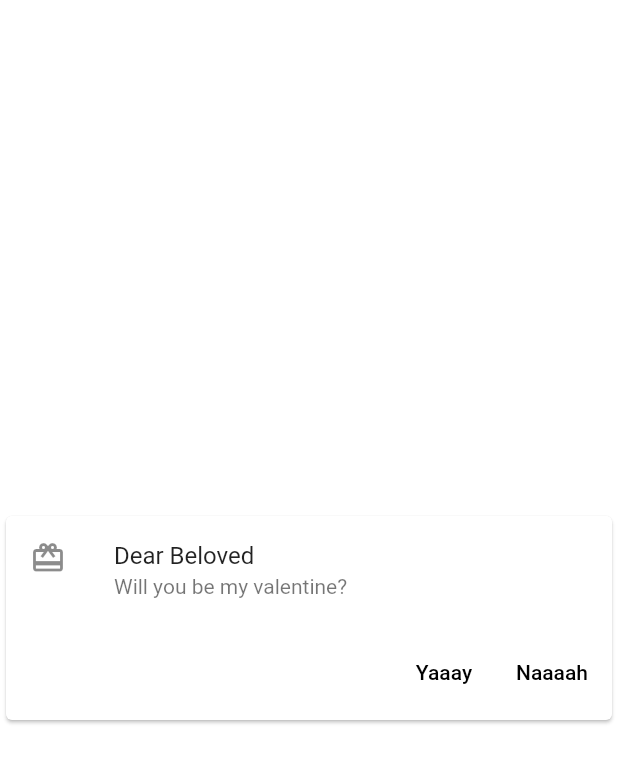
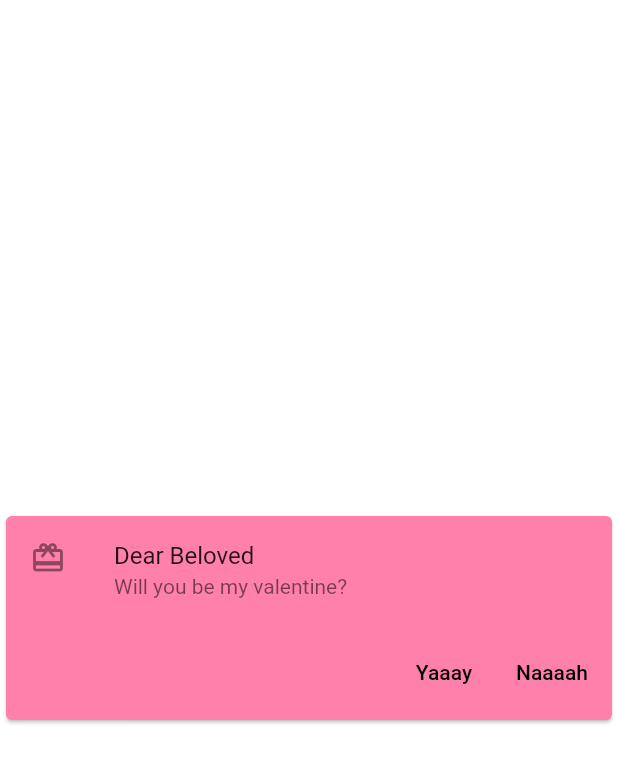
Before and after one commit to JosephineAkello/valentine_card, a Flutter app: the screen it shows after launch, on a phone screen of 412 x 824 dp. Shown: the top 763 px of the screen. Run offline on Flutter 3.47's test engine with Material 2 defaults, Android fonts, the phone set to English and light mode, and no system bars.

Commit message:
add color property to card

```diff
--- a/lib/main.dart
+++ b/lib/main.dart
@@ -24,6 +24,7 @@ class MyStatelessWidget extends StatelessWidget {
     return Center(
       child: Container(
      child: Card(
+       color: Colors.pinkAccent[100],
  child: Column(
           mainAxisSize: MainAxisSize.min,
           children: <Widget>[
```
